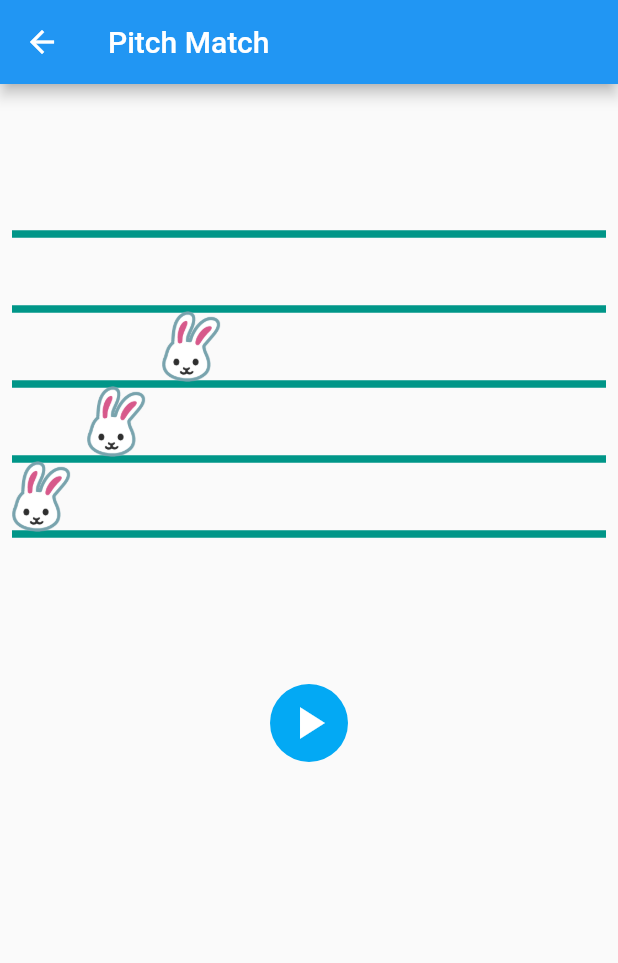
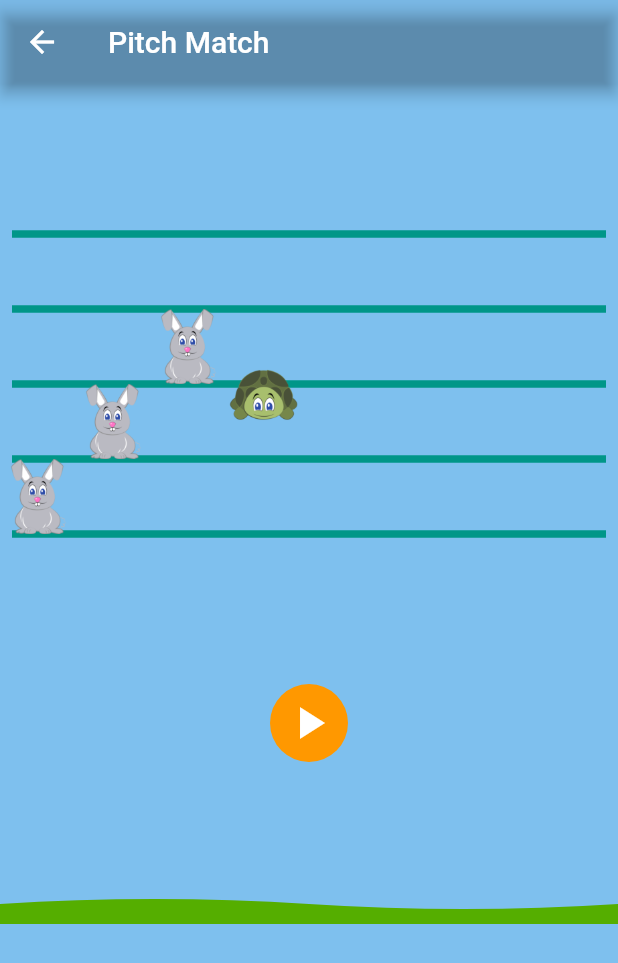
Before and after one commit to tgoze/eager-ear, a Flutter app: the screen it shows after launch, after a tap on "Pitch Match Game", on a phone screen of 412 x 824 dp. Shown: the top 963 px of the screen. Run offline on Flutter 3.47's test engine with Material 2 defaults, Android fonts, the phone set to English and light mode, and no system bars; our stand-ins replace assets_audio_player, permission_handler.

Commit message:
Initial commit for #6. Small UI changes.

```diff
--- a/lib/games/pitch_match/main.dart
+++ b/lib/games/pitch_match/main.dart
@@ -16,6 +16,7 @@ class PitchMatchMain extends StatelessWidget {
     Note.fromPitch(Pitch.fromClass(PitchClass.F, 4), PitchDuration.Eighth),
     Note.fromPitch(Pitch.fromClass(PitchClass.A, 4), PitchDuration.Eighth),
     Note.fromPitch(Pitch.fromClass(PitchClass.C, 5), PitchDuration.Eighth),
+    Note.fromPitch(Pitch.fromClass(PitchClass.B, 4), PitchDuration.Quarter),
   ];
 
   @override
@@ -23,10 +24,12 @@ class PitchMatchMain extends StatelessWidget {
     return Scaffold(
       appBar: AppBar(
         title: Text("Pitch Match"),
+        backgroundColor: Colors.transparent,
       ),
       body: Center(
         child: PitchMatchManager(notes: notes)
       ),
+      backgroundColor: Color(0xFF7EC0EE),
     );
   }
 }
@@ -111,10 +114,18 @@ class _PitchMatchManagerState extends State<PitchMatchManager> {
           children: <Widget>[
             Expanded(
               flex: 1,
-              child: PitchMatchPlayer(
+              child: Stack(
+                children: <Widget>[
+                  CustomPaint(
+                    painter: BackgroundPainter(),
+                    child: Container(height: 160,),
+                  ),
+                  PitchMatchPlayer(
                     notes: widget.notes,
                     currentNoteIndex: _currentNoteIndex,
                     player: _player,
+                  )
+                ],
               )
             )
           ],
@@ -123,3 +134,29 @@ class _PitchMatchManagerState extends State<PitchMatchManager> {
     );
   }
 }
+
+class BackgroundPainter extends CustomPainter {
+
+  @override
+  void paint(Canvas canvas, Size size) {
+    Paint paint = Paint();
+    Path path  = Path();
+
+    paint.color = Color(0xFF55AE00);
+    paint.style = PaintingStyle.fill;
+
+    path.moveTo(0, size.height * 0.9167);
+    path.quadraticBezierTo(size.width * 0.25, size.height * 0.875,
+        size.width * 0.5, size.height * 0.9167);
+    path.quadraticBezierTo(size.width * 0.75, size.height * 0.9584,
+        size.width * 1.0, size.height * 0.9167);
+    path.lineTo(size.width, size.height);
+    path.lineTo(0, size.height);
+    canvas.drawPath(path, paint);
+  }
+
+  @override
+  bool shouldRepaint(CustomPainter oldDelegate) {
+    return false;
+  }
+}
--- a/lib/games/pitch_match/pm_player.dart
+++ b/lib/games/pitch_match/pm_player.dart
@@ -53,7 +53,7 @@ class _PitchMatchPlayerState extends State<PitchMatchPlayer> {
       child: Ink(
           decoration: const ShapeDecoration(
               shape: CircleBorder(),
-              color: Colors.lightBlue
+              color: Colors.orange
           ),
           child: IconButton(
               icon: Icon(_listenButtonIcon),
--- a/lib/games/pitch_match/pm_staff.dart
+++ b/lib/games/pitch_match/pm_staff.dart
@@ -89,6 +89,12 @@ class _PitchMatchStaffState extends State<PitchMatchStaff>
         })
       );
 
+    var imagePath = '';
+    if (note.duration == PitchDuration.Eighth)
+      imagePath = 'assets/images/Bunny-cropped.png';
+    else
+      imagePath = 'assets/images/Turtle-cropped.png';
+
     _staffWidgets.add(
         Positioned(
           child: AnimatedBuilder(
@@ -96,7 +102,7 @@ class _PitchMatchStaffState extends State<PitchMatchStaff>
             child: Container(
               height: _noteDim,
               width: _noteDim,
-              child: Image.asset('assets/images/rabbit.png')
+              child: Image.asset(imagePath)
             ),
             builder: (BuildContext context, Widget child){
               return SlideTransition(
--- a/pubspec.yaml
+++ b/pubspec.yaml
@@ -49,7 +49,7 @@ flutter:
   #  - images/a_dot_burr.jpeg
   #  - images/a_dot_ham.jpeg
   assets:
-    - assets/images/rabbit.png
+    - assets/images/
     - assets/audio/
 
   # An image asset can refer to one or more resolution-specific "variants", see
```
Also changed, not shown: assets/images/Bunny-cropped.png (added), assets/images/Turtle-cropped.png (added), assets/images/bunny.png (added), assets/images/turtle.png (added). Lines whose indentation alone changed are shown as unchanged.
